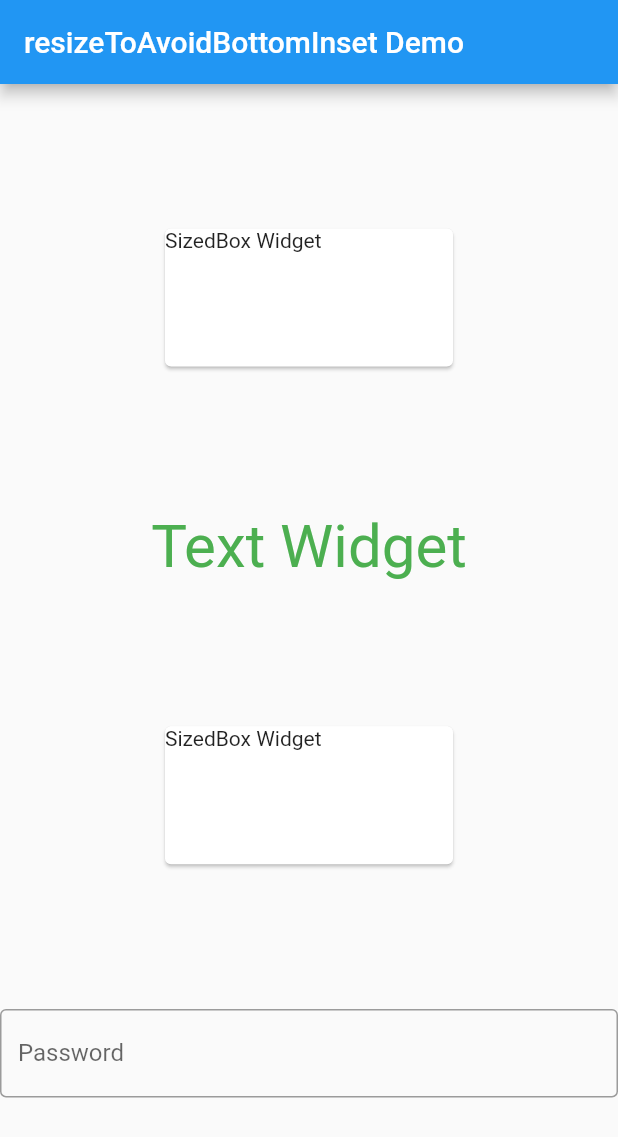
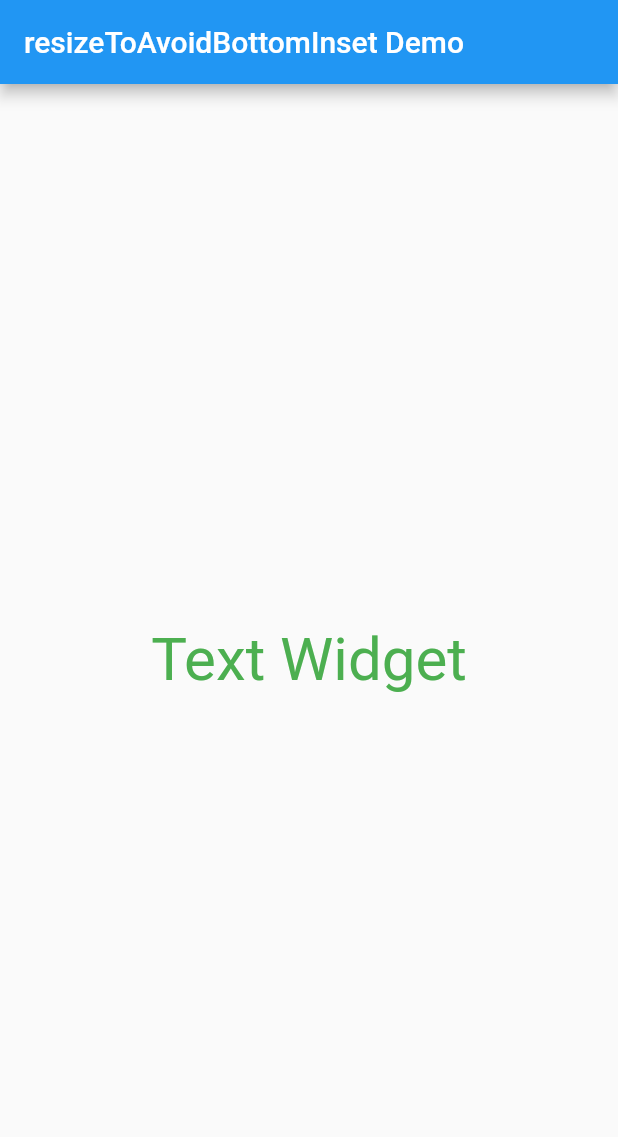
Before and after one commit to den11krs/places, a Flutter app: the screen it shows after launch, on a phone screen of 412 x 824 dp. Shown: the top 1137 px of the screen. Run offline on Flutter 3.47's test engine with Material 2 defaults, Android fonts, the light colour scheme and no system bars.

Commit message:
Delete 2 SizedBoxes

```diff
--- a/lib/ui/screen/sight_list_screen.dart
+++ b/lib/ui/screen/sight_list_screen.dart
@@ -19,28 +19,11 @@ class _SightListScreenState extends State<SightListScreen> {
         child: Column(
           mainAxisAlignment: MainAxisAlignment.spaceEvenly,
           children: const [
-            SizedBox(
-              width: 200.0,
-              height: 100,
-              child: Card(child: Text('SizedBox Widget')),
-            ),
             Text(
               'Text Widget',
               style: TextStyle(
                 fontSize: 40,
                 color: Colors.green,
-              ),
-            ),
-            SizedBox(
-              width: 200.0,
-              height: 100,
-              child: Card(child: Text('SizedBox Widget')),
-            ),
-            TextField(
-              obscureText: true,
-              decoration: InputDecoration(
-                border: OutlineInputBorder(),
-                labelText: 'Password',
               ),
             ),
           ],
```
